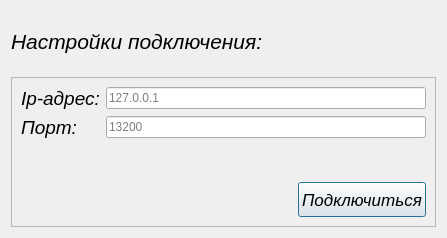
Old version of the form dialogs/settings.ui in the repository GrigaI/TestMaker.
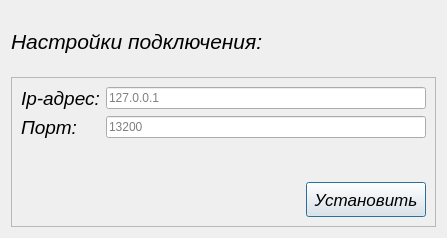
New version of the form.

What changed in the file:
```diff
--- a/dialogs/settings.ui
+++ b/dialogs/settings.ui
@@ -116,7 +116,7 @@
            </font>
           </property>
           <property name="text">
-           <string>Подключиться</string>
+           <string>Установить</string>
           </property>
          </widget>
         </item>
```
